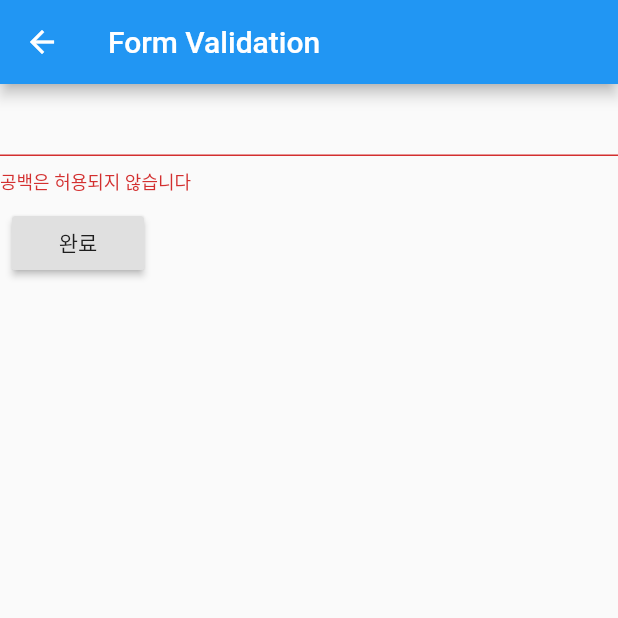
After one commit to junsuk5/flutter_tutorial, a Flutter app: the MyFormValidation screen opened directly, after a tap on "완료", on a phone screen of 412 x 824 dp, the top half of it. The commit adds this screen. Run offline on Flutter 3.47's test engine with Material 2 defaults, Android fonts, the phone set to English and light mode, and no system bars.

Commit message:
Form Validation

```diff
--- a/lib/main.dart
+++ b/lib/main.dart
@@ -2,6 +2,7 @@ import 'package:flutter/material.dart';
 import 'package:flutter_tutorial/src/MyAnimatedContainer.dart';
 import 'package:flutter_tutorial/src/MyAnimatedOpacity.dart';
 import 'package:flutter_tutorial/src/MyDrawer.dart';
+import 'package:flutter_tutorial/src/MyFormValidation.dart';
 import 'package:flutter_tutorial/src/MyOrientation.dart';
 import 'package:flutter_tutorial/src/MySnackBar.dart';
 import 'package:flutter_tutorial/src/MyTabController.dart';
@@ -78,6 +79,13 @@ class _HomeState extends State<Home> {
                 MaterialPageRoute(builder: (context) => MyTabController()));
           },
         ),
+        ListTile(
+          title: Text('MyFormValidation'),
+          onTap: () {
+            Navigator.push(context,
+                MaterialPageRoute(builder: (context) => MyFormValidation()));
+          },
+        ),
       ],
     );
   }
--- /dev/null
+++ b/lib/src/MyFormValidation.dart
@@ -0,0 +1,47 @@
+import 'package:flutter/material.dart';
+
+class MyFormValidation extends StatefulWidget {
+  @override
+  _MyFormValidationState createState() => _MyFormValidationState();
+}
+
+class _MyFormValidationState extends State<MyFormValidation> {
+  final _formKey = GlobalKey<FormState>();
+
+  @override
+  Widget build(BuildContext context) {
+    return Scaffold(
+      appBar: AppBar(
+        title: Text('Form Validation'),
+      ),
+      body: Form(
+        key: _formKey,
+        child: Column(
+          crossAxisAlignment: CrossAxisAlignment.start,
+          children: <Widget>[
+            TextFormField(
+              validator: (value) {
+                if (value.isEmpty) {
+                  return '공백은 허용되지 않습니다';
+                }
+              },
+            ),
+            Padding(
+              padding: const EdgeInsets.all(8.0),
+              child: RaisedButton(
+                onPressed: () {
+                  if (_formKey.currentState.validate()) {
+                    // valid
+                    Scaffold.of(_formKey.currentContext)
+                        .showSnackBar(SnackBar(content: Text('처리중')));
+                  }
+                },
+                child: Text('완료'),
+              ),
+            )
+          ],
+        ),
+      ),
+    );
+  }
+}
```
